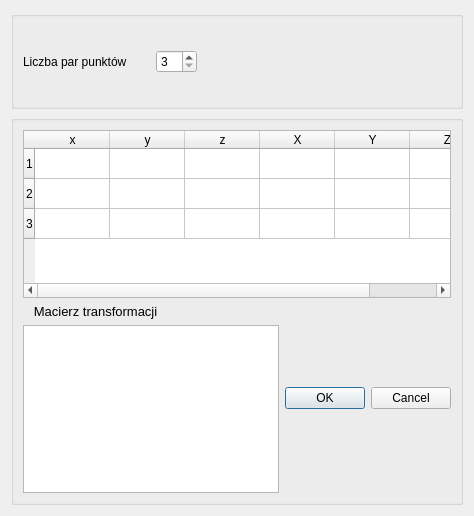
Above: CommonWidgets/LandmarkTransformationWidget.ui from bpycinski/PlusApp before the change. Below: the same form after it.
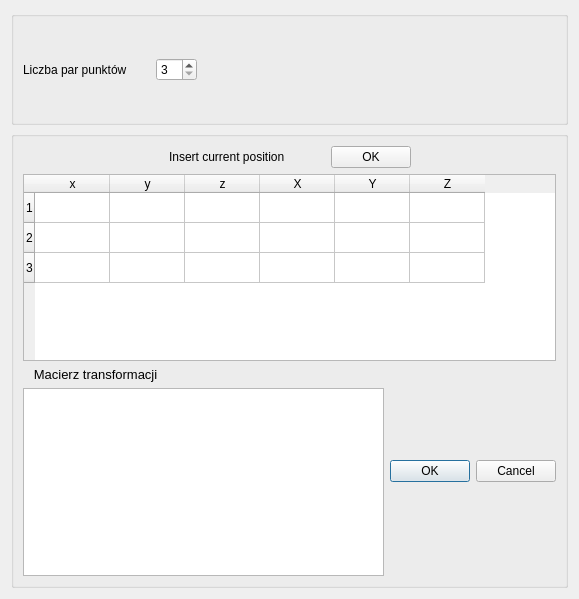
That is the form after the change.

Commit message: Poprawne wstawianie do TableBox wspolrzednych z Polarisa. Zaimplementowano pobieranie wspolrzednych (skopiowane praktycznie 1:1 z PhanthomRegistration). Polaczenie osobnego okna z glownym fcalem odbywa sie poprzez sygnaly i wywolania metod publicznych (okno GUI  nie ma dostepu do Polarisa, dostaje wynik poprzez argument od Toolboxa, a potem exentualnie samo wylicza sobie macierz).

Diff of the .ui file:
```diff
--- a/CommonWidgets/LandmarkTransformationWidget.ui
+++ b/CommonWidgets/LandmarkTransformationWidget.ui
@@ -2,6 +2,14 @@
 <ui version="4.0">
  <class>LandmarkTransformationWidget</class>
  <widget class="QWidget" name="LandmarkTransformationWidget">
+  <property name="geometry">
+   <rect>
+    <x>0</x>
+    <y>0</y>
+    <width>579</width>
+    <height>599</height>
+   </rect>
+  </property>
    <property name="sizePolicy">
     <sizepolicy hsizetype="Expanding" vsizetype="Expanding">
      <horstretch>0</horstretch>
@@ -20,7 +28,7 @@
       <property name="title">
        <string/>
       </property>
-      <layout class="QHBoxLayout" name="verticalLayout">
+     <layout class="QHBoxLayout" name="verticalLayout_1">
        <item>
         <widget class="QLabel" name="label">
          <property name="sizePolicy">
@@ -78,6 +86,66 @@
        <string/>
       </property>
       <layout class="QVBoxLayout" name="verticalLayout_2">
+      <item>
+       <layout class="QHBoxLayout" name="horizontalLayout_2">
+        <item>
+         <spacer name="horizontalSpacer_2">
+          <property name="orientation">
+           <enum>Qt::Horizontal</enum>
+          </property>
+          <property name="sizeHint" stdset="0">
+           <size>
+            <width>40</width>
+            <height>20</height>
+           </size>
+          </property>
+         </spacer>
+        </item>
+        <item>
+         <widget class="QLabel" name="label_3">
+          <property name="text">
+           <string>Insert current position</string>
+          </property>
+         </widget>
+        </item>
+        <item>
+         <spacer name="horizontalSpacer_4">
+          <property name="orientation">
+           <enum>Qt::Horizontal</enum>
+          </property>
+          <property name="sizeType">
+           <enum>QSizePolicy::Minimum</enum>
+          </property>
+          <property name="sizeHint" stdset="0">
+           <size>
+            <width>40</width>
+            <height>20</height>
+           </size>
+          </property>
+         </spacer>
+        </item>
+        <item>
+         <widget class="QPushButton" name="pushButton_record">
+          <property name="text">
+           <string>OK</string>
+          </property>
+         </widget>
+        </item>
+        <item>
+         <spacer name="horizontalSpacer_3">
+          <property name="orientation">
+           <enum>Qt::Horizontal</enum>
+          </property>
+          <property name="sizeHint" stdset="0">
+           <size>
+            <width>40</width>
+            <height>20</height>
+           </size>
+          </property>
+         </spacer>
+        </item>
+       </layout>
+      </item>
        <item>
         <widget class="QTableWidget" name="tableWidget">
          <attribute name="horizontalHeaderDefaultSectionSize">
```
Left out of the diff: 1 changed line with no effect on the pictures. Lines whose indentation alone changed are shown as unchanged. The commit also changes 4 other files.
